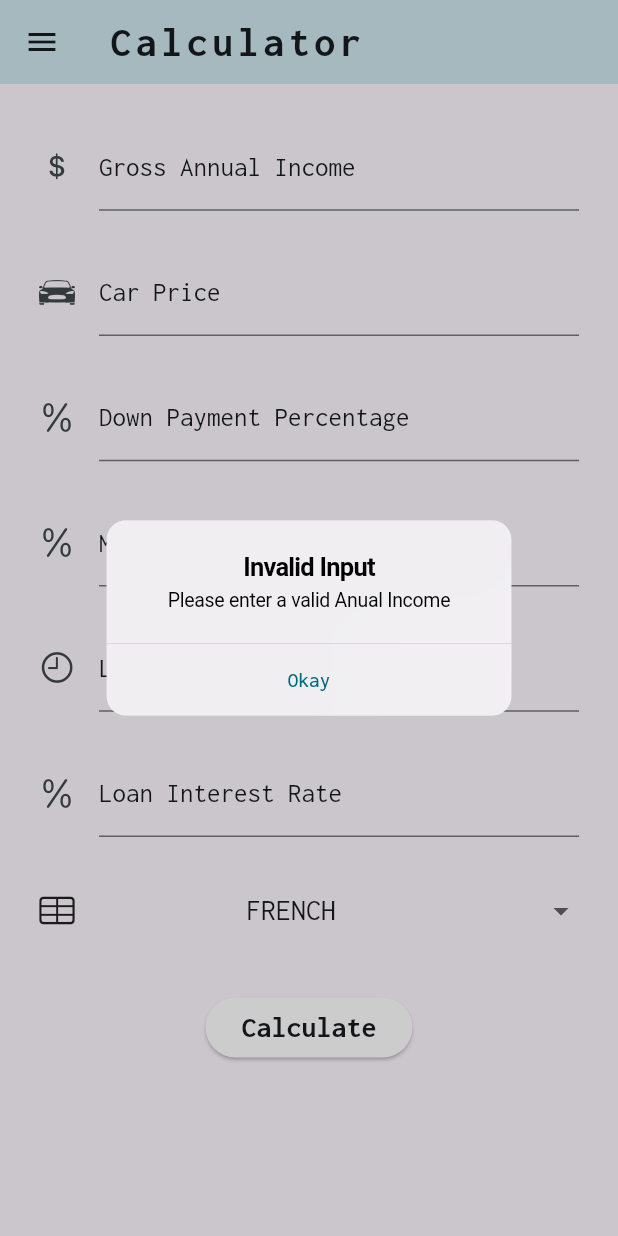
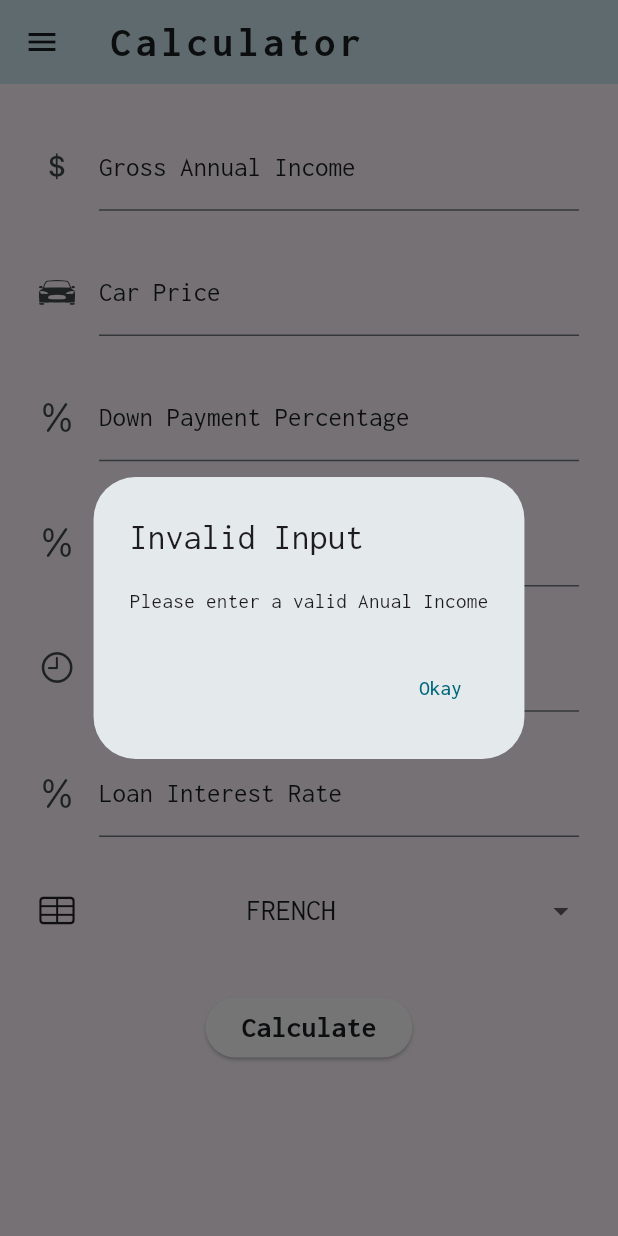
Before and after one commit to bmbravo/buy_car_rule, a Flutter app: the screen it shows after launch, after a tap on "Calculate", on a phone screen of 412 x 824 dp. Run offline on Flutter 3.47's test engine with Material 3 defaults, Android fonts, the light colour scheme and no system bars; our stand-ins replace flutter_riverpod, google_fonts; missing offline and left inert: pluto_grid.

Commit message:
Added details

```diff
--- a/lib/screens/calculator_screen.dart
+++ b/lib/screens/calculator_screen.dart
@@ -1,3 +1,5 @@
+import 'dart:io';
+
 import 'package:buy_car_rule/models/amortization.dart';
 import 'package:buy_car_rule/models/calculator.dart';
 import 'package:buy_car_rule/providers/amortization_result_provider.dart';
@@ -30,6 +32,7 @@ class _CalculatorScreenState extends ConsumerState<CalculatorScreen> {
   final _interestRateController = TextEditingController();
 
   void _showDialog({required String errorText}) {
+    if (Platform.isIOS) {
       showCupertinoDialog(
         context: context,
         builder: (ctx) => CupertinoAlertDialog(
@@ -45,6 +48,23 @@ class _CalculatorScreenState extends ConsumerState<CalculatorScreen> {
           ],
         ),
       );
+    } else {
+      showDialog(
+        context: context,
+        builder: (ctx) => AlertDialog(
+          title: const Text('Invalid Input'),
+          content: Text(errorText),
+          actions: [
+            TextButton(
+              onPressed: () {
+                Navigator.pop(ctx);
+              },
+              child: const Text('Okay'),
+            )
+          ],
+        ),
+      );
+    }
   }
 
   @override
```
Also changed, not shown: lib/screens/results_screen.dart (+44 -9 lines). Lines whose indentation alone changed are shown as unchanged.
